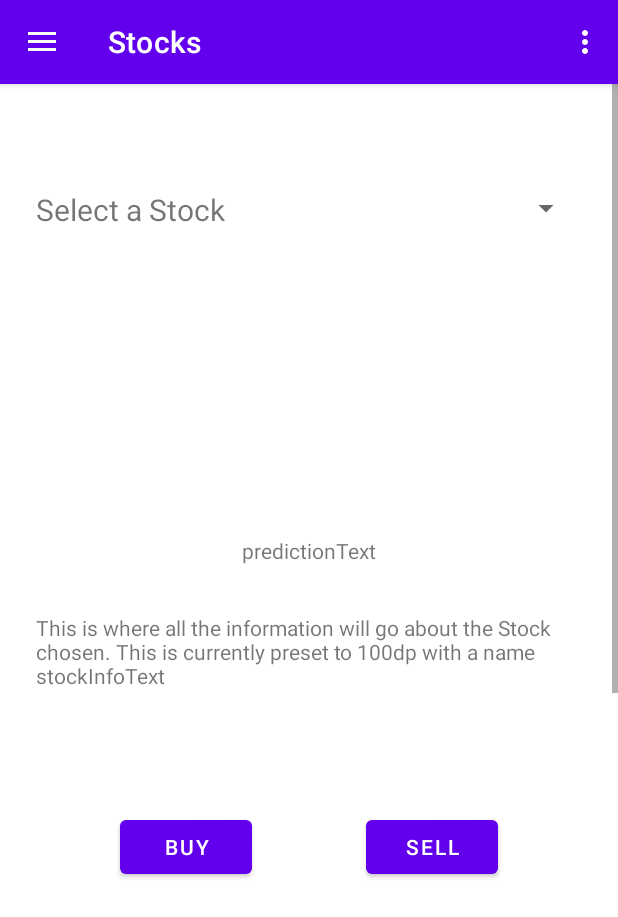
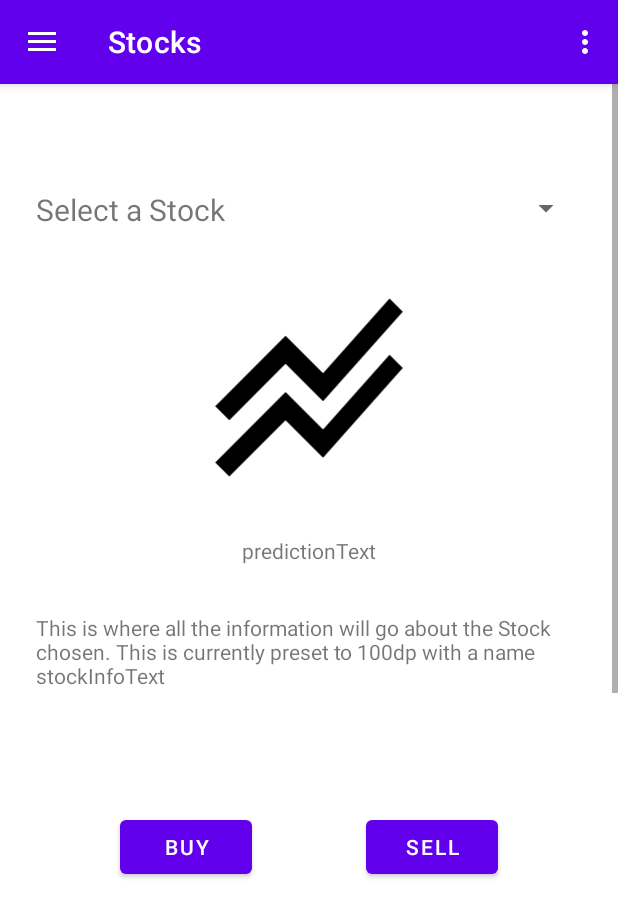
Before and after one commit to CianHerlo/group-project-y3, an Android app: the screen it shows after launch (MainActivity), in the side drawer, after a tap on "Stocks", on a phone screen of 412 x 824 dp. Shown: the top 917 px of the screen. Run offline under Robolectric (Android 15) with nearby library versions, the phone set to English and light mode, and no system bars; our stand-ins replace navigation-ui.

Commit message:
Adjusted the image to properly show and created a branch for stocks page. more work needed

```diff
--- a/app/src/main/res/layout/fragment_stocks.xml
+++ b/app/src/main/res/layout/fragment_stocks.xml
@@ -56,11 +56,12 @@
                 android:layout_marginStart="64dp"
                 android:layout_marginTop="32dp"
                 android:layout_marginEnd="64dp"
+                android:src="@drawable/ic_stock"
+                android:background="@color/white"
                 app:layout_constraintEnd_toEndOf="parent"
                 app:layout_constraintHorizontal_bias="0.41"
                 app:layout_constraintStart_toStartOf="parent"
-                app:layout_constraintTop_toBottomOf="@+id/spinner_stocks"
-                tools:src="@drawable/ic_stock" />
+                app:layout_constraintTop_toBottomOf="@+id/spinner_stocks" />
 
             <TextView
                 android:id="@+id/predictionText"
```
